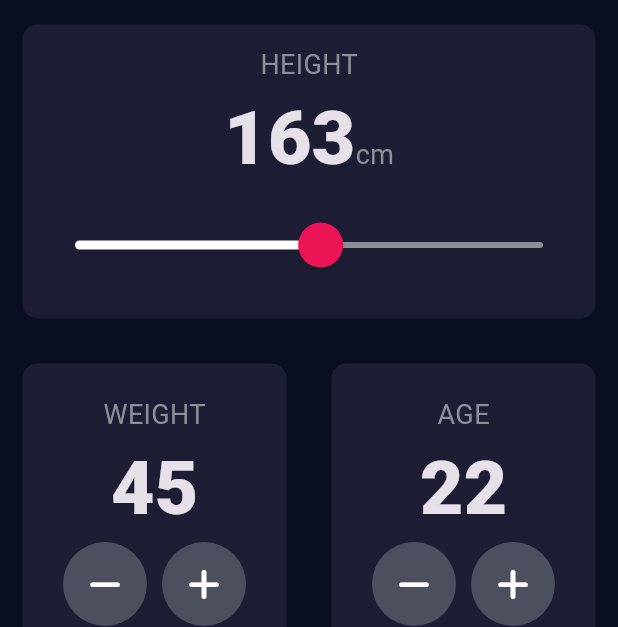
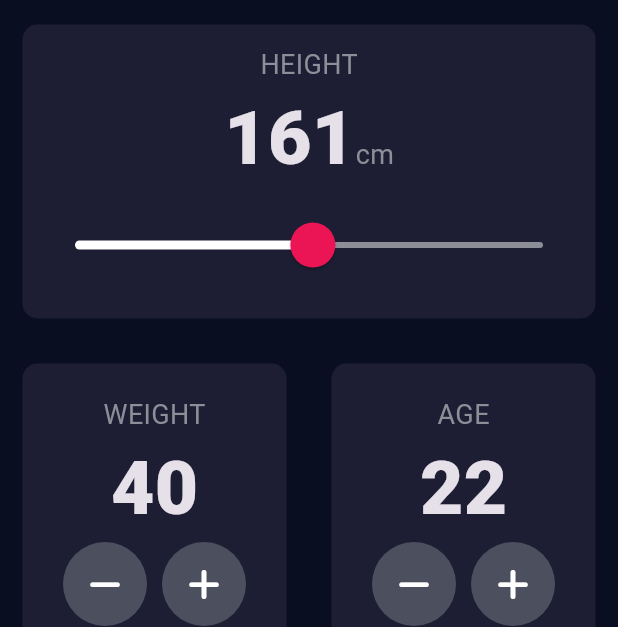
Before and after one commit to Mansoor65/BMI-Calculator, a Flutter app: the screen it shows after launch, on a phone screen of 412 x 824 dp. Shown: the part 421-1048 px from the top of the screen. Run offline on Flutter 3.47's test engine with Material 3 defaults, Android fonts, the phone set to English and light mode, and no system bars; our stand-ins replace font_awesome_flutter.

Commit message:
Finished the BMI Calculator

```diff
--- a/bmi_calculator/lib/pages/input_page.dart
+++ b/bmi_calculator/lib/pages/input_page.dart
@@ -21,8 +21,8 @@ class InputPage extends StatefulWidget {
   _InputPageState createState() => _InputPageState();
 }
 
-int height = 163;
-int weight = 45;
+int height = 161;
+int weight = 40;
 int age = 22;
 
 class _InputPageState extends State<InputPage> {
```
